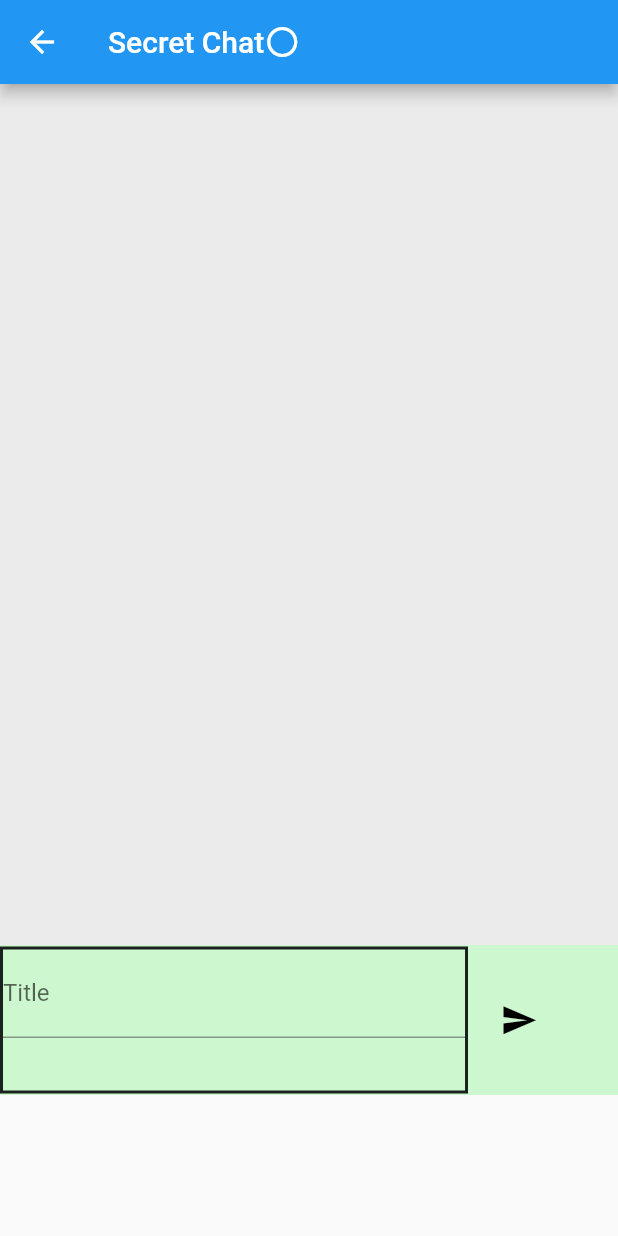
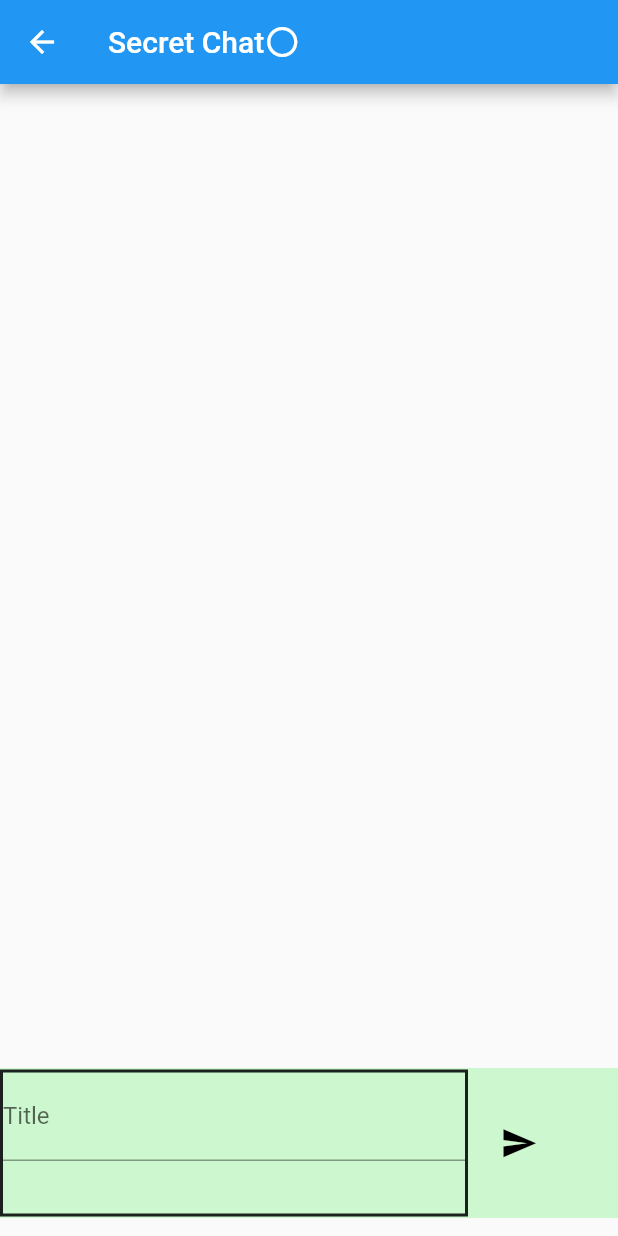
Before and after one commit to Secret-Chat/Secret_Chat_Official, a Flutter app: the NoteSelf screen opened directly, on a phone screen of 412 x 824 dp. Run offline on Flutter 3.47's test engine with Material 2 defaults, Android fonts, the phone set to English and light mode, and no system bars; our stand-ins replace cloud_firestore, firebase_auth, firebase_core; accounts and stored records are empty.

Commit message:
Update noteSelf.dart

```diff
--- a/lib/view/noteSelf.dart
+++ b/lib/view/noteSelf.dart
@@ -34,9 +34,12 @@ class _NoteSelfState extends State<NoteSelf> {
           height: MediaQuery.of(context).size.height - 68,
           child: Column(
             children: <Widget>[
-              Container(
-                color: Color.fromRGBO(200, 200, 200, 0.3),
-                height: MediaQuery.of(context).size.height - 250,
+              // Container(
+              //   width: MediaQuery.of(context).size.width,
+              //   color: Color.fromRGBO(200, 200, 200, 0.3),
+              //   height: MediaQuery.of(context).size.height - 250,
+              //child:
+              Expanded(
                 child: StreamBuilder<QuerySnapshot>(
                   stream: stream
                       .orderBy('createdOn', descending: false)
```
